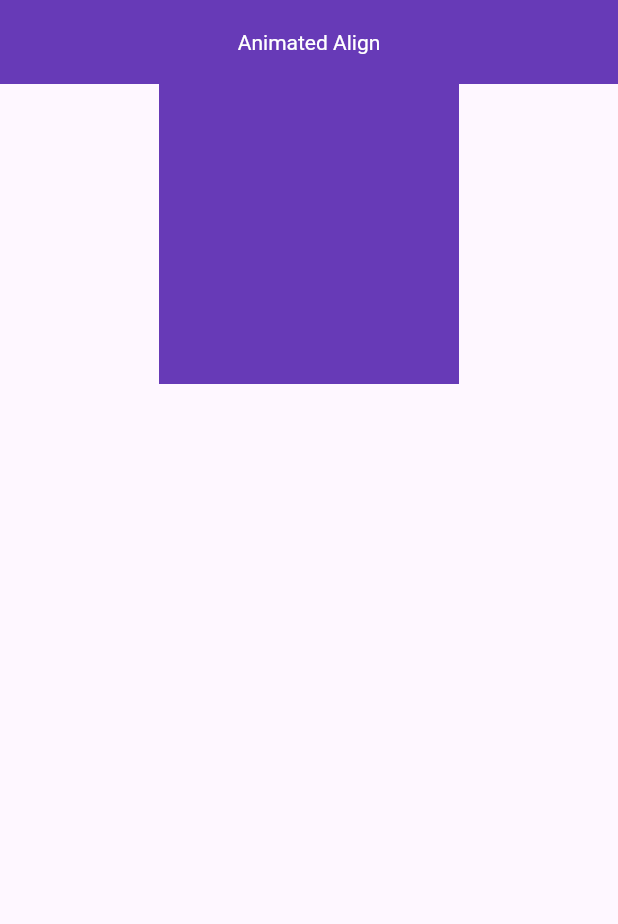
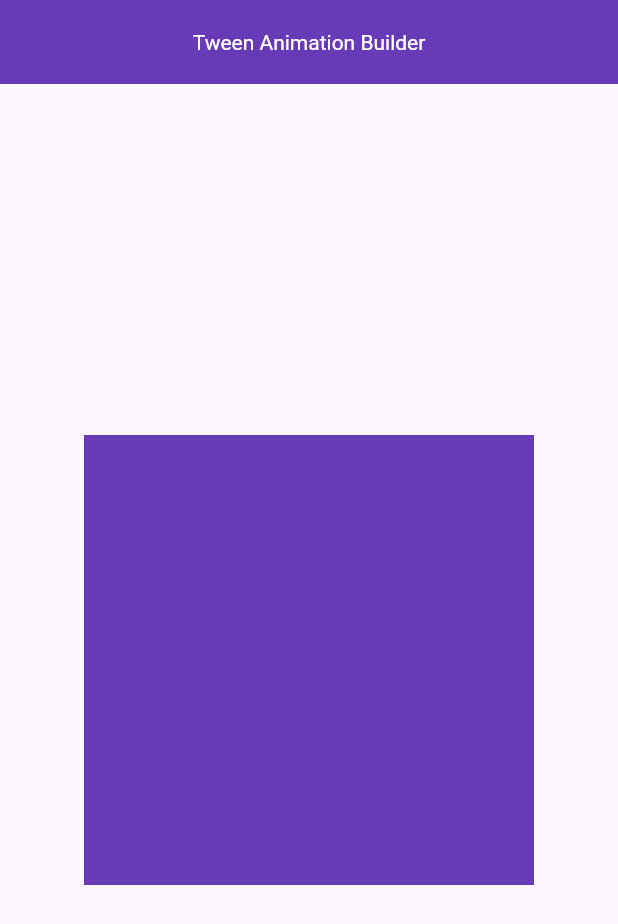
Before and after one commit to Esra2-Abdelltif/Flutter-Animation, a Flutter app: the screen it shows after launch, on a phone screen of 412 x 824 dp. Shown: the top 924 px of the screen. Run offline on Flutter 3.47's test engine with Material 3 defaults, Android fonts, the phone set to English and light mode, and no system bars; our stand-ins replace device_preview.

Commit message:
TweenAnimationBuilder Change width and height

```diff
--- /dev/null
+++ b/lib/TweenAnimationBuilder/tween_animation_builder.dart
@@ -0,0 +1,34 @@
+import 'package:flutter/material.dart';
+
+class TweenAnimationBuilderWidget extends StatefulWidget {
+  const TweenAnimationBuilderWidget({super.key});
+
+  @override
+  State<TweenAnimationBuilderWidget> createState() =>
+      _TweenAnimationBuilderWidgetState();
+}
+
+class _TweenAnimationBuilderWidgetState extends State<TweenAnimationBuilderWidget> {
+
+
+  @override
+  Widget build(BuildContext context) {
+    return Scaffold(
+      appBar: AppBar(
+        title: const Text("Tween Animation Builder"),
+      ),
+      body: Center(
+        child: TweenAnimationBuilder(
+            tween: Tween(begin: 50.0, end: 300.0),
+            duration: const Duration(seconds: 5),
+            builder: (context,value,child){
+              return  Container(
+                height: value,
+                width: value,
+                color: Colors.deepPurple,
+              );
+            }),
+      ),
+    );
+  }
+}
--- a/lib/main.dart
+++ b/lib/main.dart
@@ -1,6 +1,6 @@
 import 'package:flutter/material.dart';
 import 'package:device_preview/device_preview.dart';
-import 'package:flutter_animation/AnimatedAlign/animated_align.dart';
+import 'package:flutter_animation/TweenAnimationBuilder/tween_animation_builder.dart';
 void main() {
   runApp((DevicePreview(
     enabled: true,
@@ -22,7 +22,7 @@ class MyApp extends StatelessWidget {
         colorScheme: ColorScheme.fromSeed(seedColor: Colors.deepPurple),
         useMaterial3: true,
       ),
-      home: const AnimatedAlignWidget(),
+      home: const TweenAnimationBuilderWidget(),
     );
   }
 }
```
